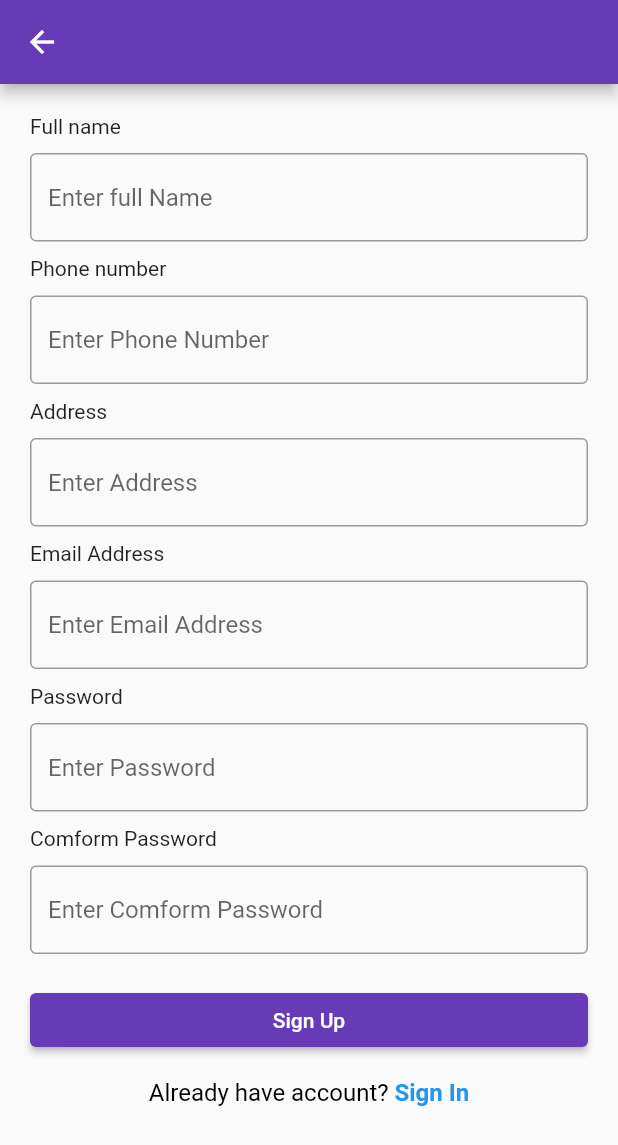
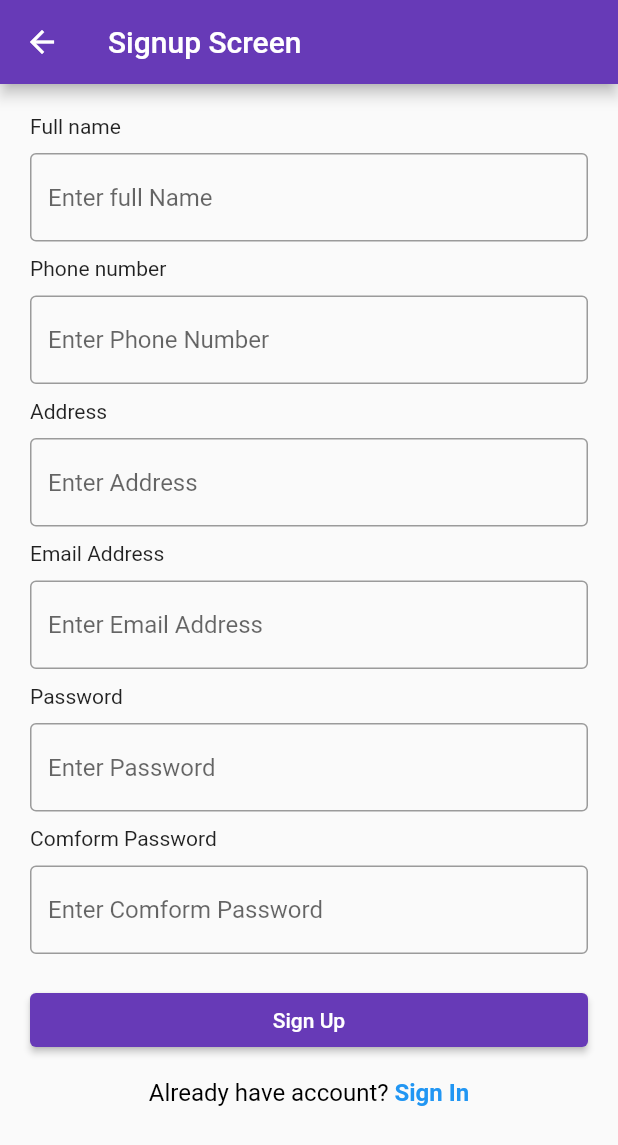
Before and after one commit to jibanandchaudharee/E-Commerce, a Flutter app: the SignupPage screen opened directly, after a tap on "Sign Up", on a phone screen of 412 x 824 dp. Shown: the top 1145 px of the screen. Run offline on Flutter 3.47's test engine with Material 2 defaults, Android fonts, the phone set to English and light mode, and no system bars.

Commit message:
signup screen title added

```diff
--- a/lib/screens/signup_page.dart
+++ b/lib/screens/signup_page.dart
@@ -13,7 +13,9 @@ class _SignupPageState extends State<SignupPage> {
   @override
   Widget build(BuildContext context) {
     return Scaffold(
-      appBar: AppBar(),
+      appBar: AppBar(
+        title: const Text('Signup Screen'),
+      ),
       body: Padding(
         padding: const EdgeInsets.all(20.0),
         child: SingleChildScrollView(
@@ -90,7 +92,6 @@ class _SignupPageState extends State<SignupPage> {
                 onPressed: () {
                   // Navigator.of(context).push(MaterialPageRoute(
                   //     builder: (context) => const LoginPage()));
-                  print("sign up");
                 },
                 style: TextButton.styleFrom(),
                 child: const Center(
```
